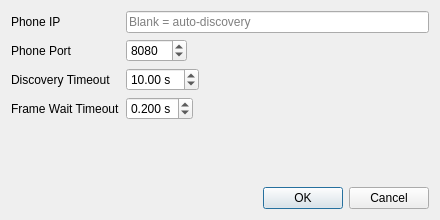
Qt form settings.ui (caenrigen/syntalos_pupil_labs_neon) before a commit.
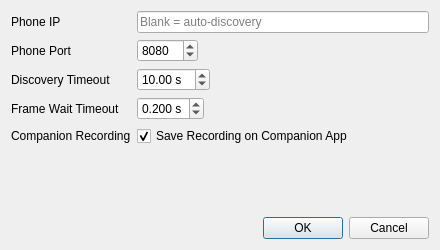
The same form after that commit.

Commit message: Implement recording and cleanups

Patch:
```diff
--- a/settings.ui
+++ b/settings.ui
@@ -7,7 +7,7 @@
     <x>0</x>
     <y>0</y>
     <width>440</width>
-    <height>220</height>
+    <height>250</height>
    </rect>
   </property>
   <property name="windowTitle">
@@ -111,6 +111,23 @@
        </property>
       </widget>
      </item>
+     <item row="4" column="0">
+      <widget class="QLabel" name="companionRecordingLabel">
+       <property name="text">
+        <string>Companion Recording</string>
+       </property>
+      </widget>
+     </item>
+     <item row="4" column="1">
+      <widget class="QCheckBox" name="companionRecordingCheckBox">
+       <property name="text">
+        <string>Save Recording on Companion App</string>
+       </property>
+       <property name="checked">
+        <bool>true</bool>
+       </property>
+      </widget>
+     </item>
     </layout>
    </item>
    <item>
```
The commit also changes 1 other file.
